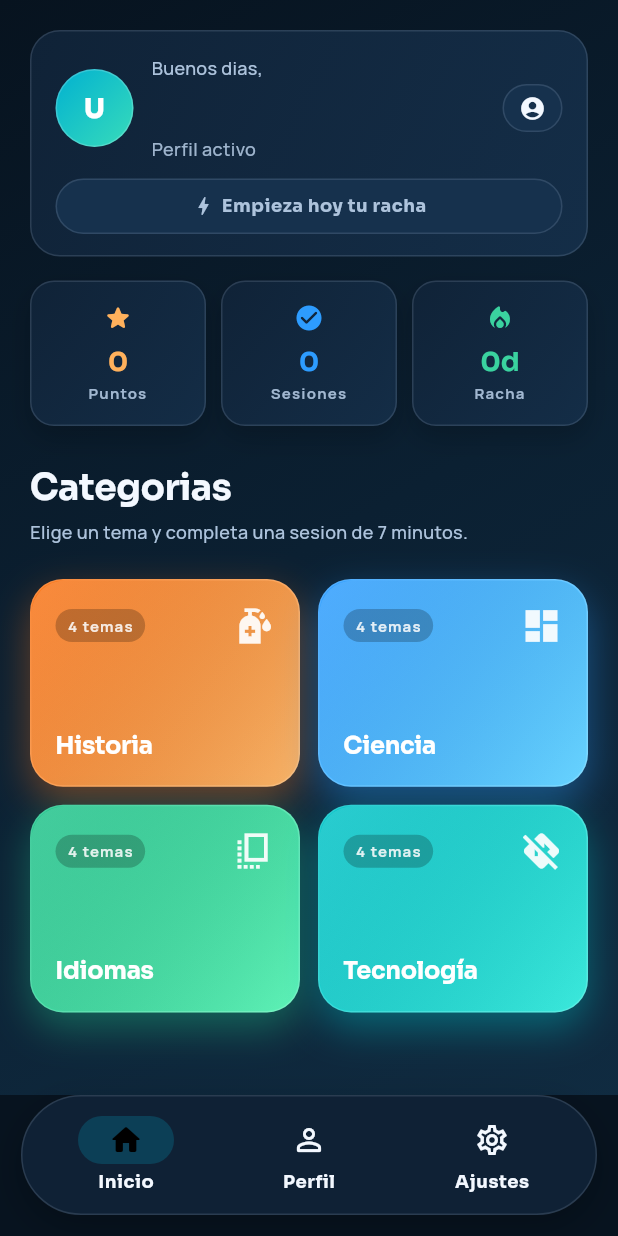
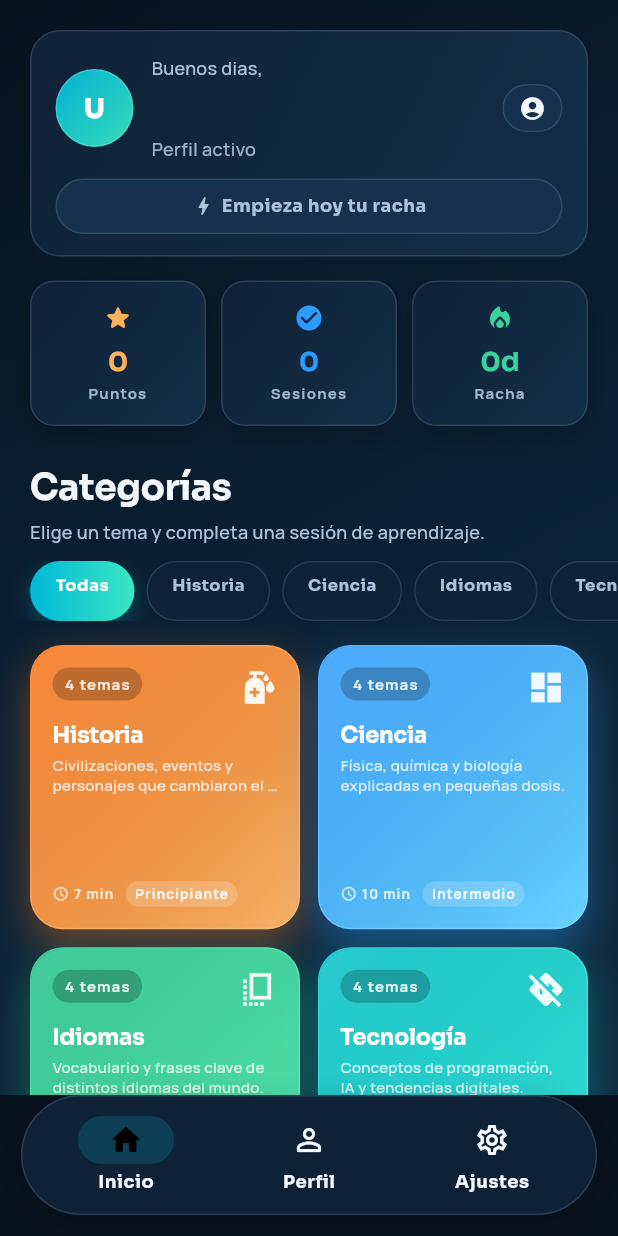
Before and after one commit to JOSED0824/FlashMind, a Flutter app: the HomePage screen opened by its route, on a phone screen of 412 x 824 dp. Run offline on Flutter 3.47's test engine with Material 3 defaults, Android fonts, the phone set to English and light mode, and no system bars; drawn by our look-alikes of flutter_animate; our stand-ins replace equatable, firebase_auth, firebase_core, flutter_bloc, get_it, go_router and 3 more; accounts and stored records are empty.

Commit message:
feat(home): agregar barra de filtros por categoría y actualizar UI de cards

```diff
--- a/flashmind_proyecto/lib/core/widgets/category_card.dart
+++ b/flashmind_proyecto/lib/core/widgets/category_card.dart
@@ -6,16 +6,22 @@ import '../theme/app_gradients.dart';
 
 class CategoryCard extends StatelessWidget {
   final String name;
+  final String description;
   final IconData icon;
   final int totalTopics;
+  final int estimatedMinutes;
+  final String difficultyLevel;
   final CategoryGradientType gradientType;
   final VoidCallback onTap;
 
   const CategoryCard({
     super.key,
     required this.name,
+    required this.description,
     required this.icon,
     required this.totalTopics,
+    required this.estimatedMinutes,
+    required this.difficultyLevel,
     required this.gradientType,
     required this.onTap,
   });
@@ -53,12 +59,13 @@ class CategoryCard extends StatelessWidget {
             ),
           ),
           child: Padding(
-            padding: const EdgeInsets.all(16),
+            padding: const EdgeInsets.all(14),
             child: Column(
               crossAxisAlignment: CrossAxisAlignment.start,
               children: [
                 Row(
                   mainAxisAlignment: MainAxisAlignment.spaceBetween,
+                  crossAxisAlignment: CrossAxisAlignment.start,
                   children: [
                     Container(
                       padding: const EdgeInsets.symmetric(
@@ -79,18 +86,65 @@ class CategoryCard extends StatelessWidget {
                     Icon(
                       icon,
                       color: Colors.white.withValues(alpha: 0.92),
-                      size: 28,
+                      size: 26,
                     ),
                   ],
                 ),
-                const Spacer(),
+                const SizedBox(height: 8),
                 Text(
                   name,
                   style: AppTextStyles.title.copyWith(
                     color: Colors.white,
-                    fontSize: 16,
+                    fontSize: 15,
                     fontWeight: FontWeight.w700,
                   ),
+                ),
+                const SizedBox(height: 4),
+                Text(
+                  description,
+                  style: AppTextStyles.caption.copyWith(
+                    color: Colors.white.withValues(alpha: 0.78),
+                    fontSize: 10,
+                    height: 1.3,
+                  ),
+                  maxLines: 2,
+                  overflow: TextOverflow.ellipsis,
+                ),
+                const Spacer(),
+                Row(
+                  children: [
+                    Icon(
+                      Icons.schedule_rounded,
+                      size: 11,
+                      color: Colors.white.withValues(alpha: 0.7),
+                    ),
+                    const SizedBox(width: 3),
+                    Text(
+                      '$estimatedMinutes min',
+                      style: AppTextStyles.labelSmall.copyWith(
+                        color: Colors.white.withValues(alpha: 0.8),
+                        fontSize: 9,
+                      ),
+                    ),
+                    const SizedBox(width: 8),
+                    Container(
+                      padding: const EdgeInsets.symmetric(
+                        horizontal: 6,
+                        vertical: 2,
+                      ),
+                      decoration: BoxDecoration(
+                        color: Colors.white.withValues(alpha: 0.18),
+                        borderRadius: BorderRadius.circular(20),
+                      ),
+                      child: Text(
+                        difficultyLevel,
+                        style: AppTextStyles.labelSmall.copyWith(
+                          color: Colors.white.withValues(alpha: 0.9),
+                          fontSize: 9,
+                        ),
+                      ),
+                    ),
+                  ],
                 ),
               ],
             ),
--- a/flashmind_proyecto/lib/features/home/data/datasources/home_local_data_source.dart
+++ b/flashmind_proyecto/lib/features/home/data/datasources/home_local_data_source.dart
@@ -19,29 +19,41 @@ class HomeLocalDataSourceImpl implements HomeLocalDataSource {
     CategoryEntity(
       id: 'history',
       name: 'Historia',
+      description: 'Civilizaciones, eventos y personajes que cambiaron el mundo.',
       iconCodePoint: 0xe54e, // Icons.history_edu_rounded
       totalTopics: 4,
+      estimatedMinutes: 7,
+      difficultyLevel: 'Principiante',
       gradientType: CategoryGradientType.history,
     ),
     CategoryEntity(
       id: 'science',
       name: 'Ciencia',
+      description: 'Física, química y biología explicadas en pequeñas dosis.',
       iconCodePoint: 0xe1b1, // Icons.science_rounded
       totalTopics: 4,
+      estimatedMinutes: 10,
+      difficultyLevel: 'Intermedio',
       gradientType: CategoryGradientType.science,
     ),
     CategoryEntity(
       id: 'languages',
       name: 'Idiomas',
+      description: 'Vocabulario y frases clave de distintos idiomas del mundo.',
       iconCodePoint: 0xe894, // Icons.language_rounded
       totalTopics: 4,
+      estimatedMinutes: 7,
+      difficultyLevel: 'Principiante',
       gradientType: CategoryGradientType.languages,
     ),
     CategoryEntity(
       id: 'technology',
       name: 'Tecnología',
+      description: 'Conceptos de programación, IA y tendencias digitales.',
       iconCodePoint: 0xe1d9, // Icons.memory_rounded
       totalTopics: 4,
+      estimatedMinutes: 12,
+      difficultyLevel: 'Avanzado',
       gradientType: CategoryGradientType.technology,
     ),
   ];
--- a/flashmind_proyecto/lib/features/home/domain/entities/category_entity.dart
+++ b/flashmind_proyecto/lib/features/home/domain/entities/category_entity.dart
@@ -4,18 +4,33 @@ import '../../../../core/theme/app_gradients.dart';
 class CategoryEntity extends Equatable {
   final String id;
   final String name;
+  final String description;
   final int iconCodePoint;
   final int totalTopics;
+  final int estimatedMinutes;
+  final String difficultyLevel;
   final CategoryGradientType gradientType;
 
   const CategoryEntity({
     required this.id,
     required this.name,
+    required this.description,
     required this.iconCodePoint,
     required this.totalTopics,
+    required this.estimatedMinutes,
+    required this.difficultyLevel,
     required this.gradientType,
   });
 
   @override
-  List<Object?> get props => [id, name, iconCodePoint, totalTopics, gradientType];
+  List<Object?> get props => [
+        id,
+        name,
+        description,
+        iconCodePoint,
+        totalTopics,
+        estimatedMinutes,
+        difficultyLevel,
+        gradientType,
+      ];
 }
--- a/flashmind_proyecto/lib/features/home/presentation/pages/home_page.dart
+++ b/flashmind_proyecto/lib/features/home/presentation/pages/home_page.dart
@@ -10,6 +10,7 @@ import '../../domain/entities/category_entity.dart';
 import '../cubit/home_cubit.dart';
 import '../cubit/home_state.dart';
 import '../widgets/categories_grid.dart';
+import '../widgets/category_filter_bar.dart';
 import '../widgets/home_header.dart';
 import '../widgets/stats_row.dart';
 
@@ -25,6 +26,9 @@ class HomePage extends StatefulWidget {
 
 class _HomePageState extends State<HomePage> {
   int _selectedTab = 0;
+  String _selectedFilter = 'Todas';
+
+  static const _filters = ['Todas', 'Historia', 'Ciencia', 'Idiomas', 'Tecnología'];
 
   @override
   void initState() {
@@ -136,14 +140,14 @@ class _HomePageState extends State<HomePage> {
         SliverToBoxAdapter(child: StatsRow(progress: state.progress)),
         SliverToBoxAdapter(
           child: Padding(
-            padding: const EdgeInsets.fromLTRB(20, 24, 20, 8),
+            padding: const EdgeInsets.fromLTRB(20, 24, 20, 12),
             child: Column(
               crossAxisAlignment: CrossAxisAlignment.start,
               children: [
-                Text('Categorias', style: AppTextStyles.headline),
+                Text('Categorías', style: AppTextStyles.headline),
                 const SizedBox(height: 4),
                 Text(
-                  'Elige un tema y completa una sesion de 7 minutos.',
+                  'Elige un tema y completa una sesión de aprendizaje.',
                   style: AppTextStyles.caption,
                 ),
               ],
@@ -151,8 +155,20 @@ class _HomePageState extends State<HomePage> {
           ),
         ),
         SliverToBoxAdapter(
+          child: CategoryFilterBar(
+            selectedFilter: _selectedFilter,
+            filters: _filters,
+            onFilterSelected: (filter) =>
+                setState(() => _selectedFilter = filter),
+          ),
+        ),
+        SliverToBoxAdapter(
           child: CategoriesGrid(
-            categories: state.categories,
+            categories: _selectedFilter == 'Todas'
+                ? state.categories
+                : state.categories
+                    .where((c) => c.name == _selectedFilter)
+                    .toList(),
             onCategoryTap: (category) => _onCategoryTap(category),
           ),
         ),
--- a/flashmind_proyecto/lib/features/home/presentation/widgets/categories_grid.dart
+++ b/flashmind_proyecto/lib/features/home/presentation/widgets/categories_grid.dart
@@ -1,4 +1,5 @@
 import 'package:flutter/material.dart';
+import '../../../../../core/constants/app_text_styles.dart';
 import '../../../../../core/widgets/category_card.dart';
 import '../../domain/entities/category_entity.dart';
 
@@ -14,6 +15,18 @@ class CategoriesGrid extends StatelessWidget {
 
   @override
   Widget build(BuildContext context) {
+    if (categories.isEmpty) {
+      return Padding(
+        padding: const EdgeInsets.fromLTRB(20, 32, 20, 20),
+        child: Center(
+          child: Text(
+            'No hay categorías disponibles.',
+            style: AppTextStyles.caption,
+          ),
+        ),
+      );
+    }
+
     return Padding(
       padding: const EdgeInsets.fromLTRB(20, 16, 20, 20),
       child: GridView.builder(
@@ -23,15 +36,18 @@ class CategoriesGrid extends StatelessWidget {
           crossAxisCount: 2,
           crossAxisSpacing: 12,
           mainAxisSpacing: 12,
-          childAspectRatio: 1.3,
+          childAspectRatio: 0.95,
         ),
         itemCount: categories.length,
         itemBuilder: (context, index) {
           final category = categories[index];
           return CategoryCard(
             name: category.name,
+            description: category.description,
             icon: IconData(category.iconCodePoint, fontFamily: 'MaterialIcons'),
             totalTopics: category.totalTopics,
+            estimatedMinutes: category.estimatedMinutes,
+            difficultyLevel: category.difficultyLevel,
             gradientType: category.gradientType,
             onTap: () => onCategoryTap(category),
           );
--- /dev/null
+++ b/flashmind_proyecto/lib/features/home/presentation/widgets/category_filter_bar.dart
@@ -0,0 +1,99 @@
+import 'package:flutter/material.dart';
+import 'package:flutter_animate/flutter_animate.dart';
+import '../../../../../core/constants/app_colors.dart';
+import '../../../../../core/constants/app_text_styles.dart';
+
+class CategoryFilterBar extends StatelessWidget {
+  final String selectedFilter;
+  final List<String> filters;
+  final ValueChanged<String> onFilterSelected;
+
+  const CategoryFilterBar({
+    super.key,
+    required this.selectedFilter,
+    required this.filters,
+    required this.onFilterSelected,
+  });
+
+  @override
+  Widget build(BuildContext context) {
+    return SizedBox(
+      height: 40,
+      child: ListView.separated(
+        scrollDirection: Axis.horizontal,
+        padding: const EdgeInsets.symmetric(horizontal: 20),
+        itemCount: filters.length,
+        separatorBuilder: (_, _) => const SizedBox(width: 8),
+        itemBuilder: (context, index) {
+          final filter = filters[index];
+          final isSelected = filter == selectedFilter;
+          return _FilterChip(
+            label: filter,
+            isSelected: isSelected,
+            onTap: () => onFilterSelected(filter),
+          )
+              .animate()
+              .fadeIn(duration: 250.ms, delay: (index * 40).ms);
+        },
+      ),
+    );
+  }
+}
+
+class _FilterChip extends StatelessWidget {
+  final String label;
+  final bool isSelected;
+  final VoidCallback onTap;
+
+  const _FilterChip({
+    required this.label,
+    required this.isSelected,
+    required this.onTap,
+  });
+
+  @override
+  Widget build(BuildContext context) {
+    return GestureDetector(
+      onTap: onTap,
+      child: AnimatedContainer(
+        duration: const Duration(milliseconds: 200),
+        curve: Curves.easeInOut,
+        padding: const EdgeInsets.symmetric(horizontal: 16, vertical: 8),
+        decoration: BoxDecoration(
+          gradient: isSelected
+              ? const LinearGradient(
+                  colors: [AppColors.accentStart, AppColors.accentEnd],
+                  begin: Alignment.centerLeft,
+                  end: Alignment.centerRight,
+                )
+              : null,
+          color: isSelected ? null : AppColors.surface.withValues(alpha: 0.82),
+          borderRadius: BorderRadius.circular(999),
+          border: Border.all(
+            color: isSelected
+                ? Colors.transparent
+                : AppColors.border,
+          ),
+          boxShadow: isSelected
+              ? [
+                  BoxShadow(
+                    color: AppColors.accentStart.withValues(alpha: 0.28),
+                    blurRadius: 10,
+                    offset: const Offset(0, 4),
+                  ),
+                ]
+              : null,
+        ),
+        child: Text(
+          label,
+          style: AppTextStyles.label.copyWith(
+            color: isSelected
+                ? Colors.white
+                : AppColors.textSecondary,
+            fontSize: 11,
+          ),
+        ),
+      ),
+    );
+  }
+}
--- a/flashmind_proyecto/pubspec.yaml
+++ b/flashmind_proyecto/pubspec.yaml
@@ -57,6 +57,3 @@ dev_dependencies:
 
 flutter:
   uses-material-design: true
-
-  assets:
-    - assets/images/
```
Also changed, not shown: 1 other file.
